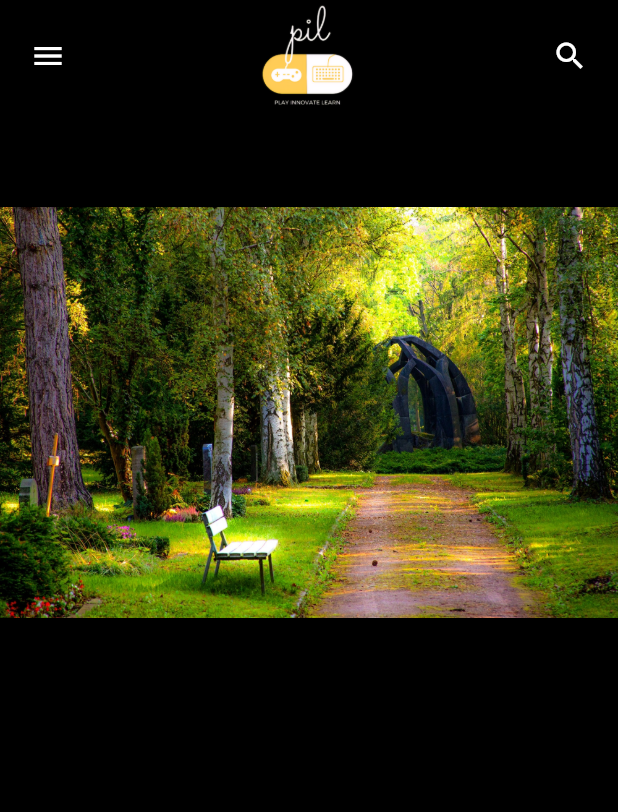
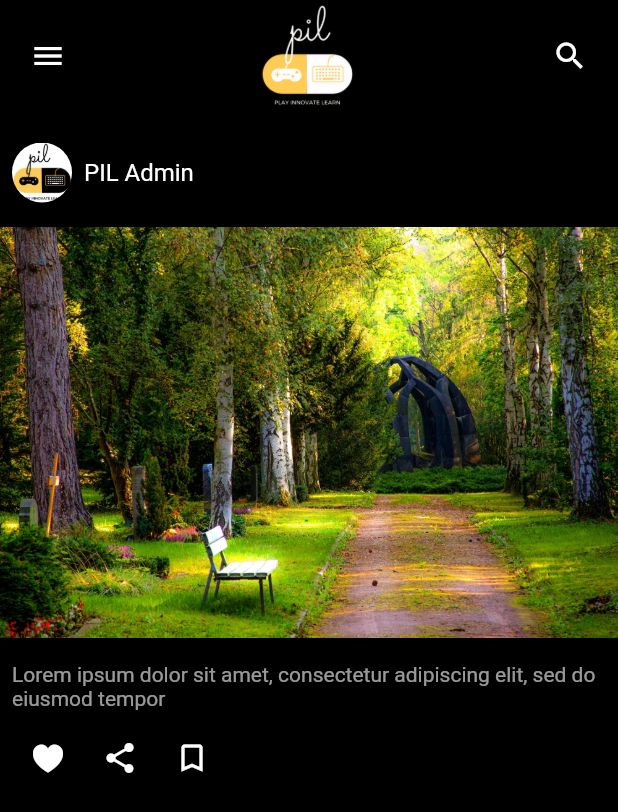
Before and after one commit to saichinmay2000/thePILcompany, a Flutter app: the feed screen opened directly, on a phone screen of 412 x 824 dp. Shown: the top 812 px of the screen. Run offline on Flutter 3.47's test engine with Material 2 defaults, Android fonts, the phone set to English and light mode, and no system bars; our stand-ins replace animated_splash_screen, argon_buttons_flutter, flutter_spinkit, flutter_svg, intl_phone_field, otp_text_field and 2 more; missing offline and left inert: gradient_ui_widgets.

Commit message:
feed edited

```diff
--- a/lib/feed.dart
+++ b/lib/feed.dart
@@ -1,4 +1,6 @@
+import 'package:flutter/cupertino.dart';
 import 'package:flutter/material.dart';
+import 'package:flutter/rendering.dart';
 
 class feed extends StatelessWidget {
   const feed({Key key}) : super(key: key);
@@ -8,6 +10,7 @@ class feed extends StatelessWidget {
     return Scaffold(
       body: SafeArea(
         child: Column(
+          mainAxisSize: MainAxisSize.min,
           children: <Widget>[
             Container(
               width: MediaQuery.of(context).size.width,
@@ -16,12 +19,12 @@ class feed extends StatelessWidget {
                 mainAxisAlignment: MainAxisAlignment.spaceBetween,
                 children: <Widget>[
                   Padding(
-                    padding: const EdgeInsets.fromLTRB(20,0,0,0),
+                    padding: const EdgeInsets.fromLTRB(20, 0, 0, 0),
                     child: Icon(Icons.menu),
                   ),
                   Image.asset("assets/logo_white.png"),
                   Padding(
-                    padding: const EdgeInsets.fromLTRB(0,0,20,0),
+                    padding: const EdgeInsets.fromLTRB(0, 0, 20, 0),
                     child: Icon(Icons.search),
                   ),
                 ],
@@ -29,16 +32,82 @@ class feed extends StatelessWidget {
               height: 75,
               alignment: Alignment.centerRight,
             ),
-            Container(
-              width: MediaQuery.of(context).size.width,
-              color: Colors.black,
-              height: 400,
-              child: Row(
-                children: <Widget>[
-                  Image.asset(
-                      "assets/image.jpg",
-                      height: 500,
-                      width: MediaQuery.of(context).size.width,
+            SingleChildScrollView(
+              child: Column(
+                children: [
+                  SizedBox(
+                    height: 16,
+                  ),
+                  Container(
+                    padding: const EdgeInsets.fromLTRB(0, 4, 0, 4),
+                    child: Column(
+                      mainAxisSize: MainAxisSize.min,
+                      children: <Widget>[
+                        Container(
+                          padding: const EdgeInsets.fromLTRB(8, 0, 8, 16),
+                          child: Row(
+                            mainAxisSize: MainAxisSize.min,
+                            mainAxisAlignment: MainAxisAlignment.start,
+                            children: [
+                              CircleAvatar(
+                                radius: 20,
+                                foregroundImage: AssetImage("assets/logo.jpg"),
+                              ),
+                              SizedBox(
+                                width: 8,
+                              ),
+                              Text("PIL Admin",
+                                  style: TextStyle(
+                                      fontSize: 16, color: Colors.white)),
+                              Flexible(
+                                child: Container(),
+                              )
+                            ],
+                          ),
+                        ),
+                        Image.asset(
+                          "assets/image.jpg",
+                          width: MediaQuery.of(context).size.width,
+                        ),
+                        Container(
+                          padding: const EdgeInsets.fromLTRB(8, 16, 8, 0),
+                          child: Column(
+                            children: [
+                              Text(
+                                "Lorem ipsum dolor sit amet, consectetur adipiscing elit, sed do eiusmod tempor",
+                                maxLines: 3,
+                                style: TextStyle(color: Colors.white60),
+                                textAlign: TextAlign.left,
+                                overflow: TextOverflow.ellipsis,
+                              ),
+                              SizedBox(
+                                height: 8,
+                              ),
+                              Row(
+                                mainAxisSize: MainAxisSize.min,
+                                mainAxisAlignment: MainAxisAlignment.start,
+                                children: [
+                                  IconButton(
+                                      icon: Icon(
+                                        CupertinoIcons.heart_fill,
+                                      ),
+                                      onPressed: () async {}),
+                                  IconButton(
+                                      icon: Icon(Icons.share),
+                                      onPressed: () async {}),
+                                  IconButton(
+                                      icon: Icon(Icons.bookmark_border),
+                                      onPressed: () async {}),
+                                  Flexible(
+                                    child: Container(),
+                                  )
+                                ],
+                              ),
+                            ],
+                          ),
+                        ),
+                      ],
+                    ),
                   ),
                 ],
               ),
```
